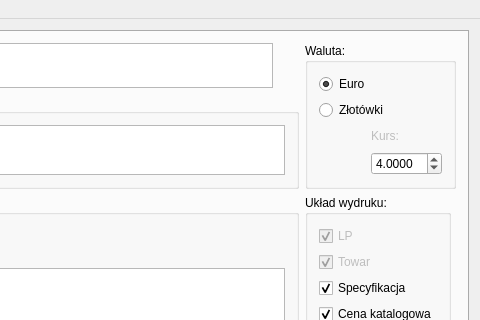
First picture: the form in MainWindow/MainWindow.ui, repository konserw/koferta, before the edit; both pictures show x 654 to 1134 and y 0 to 320 of the 1134 by 918 pixel window.
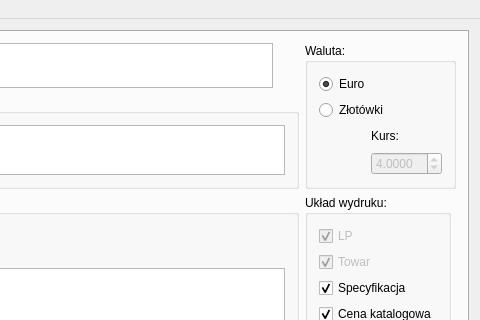
Second picture: the form after the edit. Icons and pictures are not drawn. Custom widgets are drawn as their Qt base class.

Patch:
```diff
--- a/MainWindow/MainWindow.ui
+++ b/MainWindow/MainWindow.ui
@@ -162,7 +162,7 @@
            <item row="2" column="2">
             <widget class="QLabel" name="kurs_label">
              <property name="enabled">
-              <bool>false</bool>
+              <bool>true</bool>
              </property>
              <property name="text">
               <string>Kurs:</string>
@@ -183,7 +183,10 @@
             </spacer>
            </item>
            <item row="3" column="2">
-            <widget class="QDoubleSpinBox" name="kursSpinBox">
+            <widget class="QDoubleSpinBox" name="spinBox_exchangeRate">
+             <property name="enabled">
+              <bool>false</bool>
+             </property>
              <property name="decimals">
               <number>4</number>
              </property>
```
Left out of the diff: 6 changed lines with no effect on the pictures.
